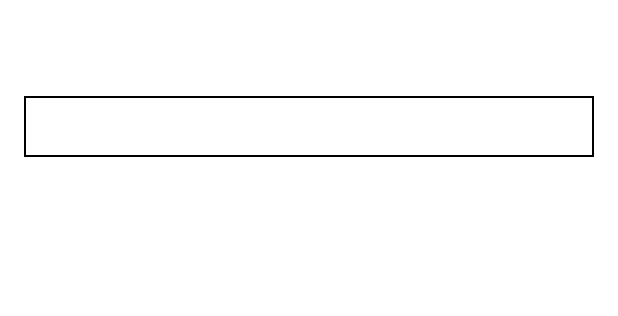
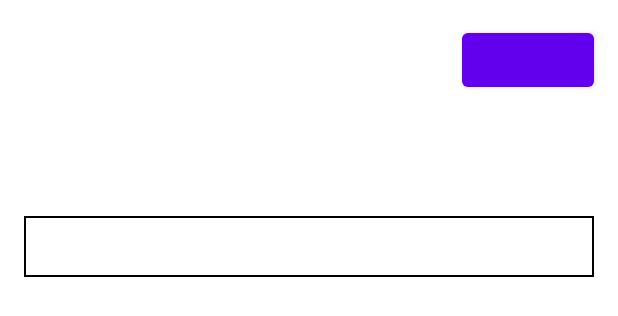
Before and after one commit to nex5turbo/Challenge, an Android app: the layout activity_diary.xml on its own in the app's theme, with its tools: preview values and no code run, on a phone screen of 412 x 824 dp. Shown: the top 316 px of the screen. Run offline under Robolectric (Android 15) with nearby library versions, the phone set to English and light mode, and no system bars.

Commit message:
DiaryActivity.kt 에서 아이템 삭제버튼 추가

```diff
--- a/app/src/main/java/com/young/challenge/adapter/ListDetailRecyclerAdapter.kt
+++ b/app/src/main/java/com/young/challenge/adapter/ListDetailRecyclerAdapter.kt
@@ -17,11 +17,11 @@ import com.young.challenge.ui.DiaryActivity
 import com.young.challenge.ui.ListDetailActivity
 import com.young.challenge.ui.ListDetailViewModel
 import com.young.challenge.utils.Constants.APP_NAME
+import com.young.challenge.utils.Constants.DIARY_MODIFY_CODE
 import com.young.challenge.utils.Display.deviceWidth
 import java.io.File
 
 class ListDetailRecyclerAdapter(private val listItem: ChallengeList, val viewModel: ListDetailViewModel, val activity: ListDetailActivity): RecyclerView.Adapter<ListDetailRecyclerAdapter.MyViewHolder>() {
-    private val DIARY_MODIFY_CODE = 1003
     private var items: List<ChallengeItem> = listOf()
 
     lateinit var binding: ListDetailItemBinding
@@ -67,6 +67,7 @@ class ListDetailRecyclerAdapter(private val listItem: ChallengeList, val viewMod
             val intent = Intent(holder.itemView.context, DiaryActivity::class.java)
             intent.putExtra("path", path)
             intent.putExtra("data", items[position])
+            intent.putExtra("code", DIARY_MODIFY_CODE)
             activity.startActivityForResult(intent, DIARY_MODIFY_CODE)
         }
     }
--- a/app/src/main/java/com/young/challenge/ui/ListDetailViewModel.kt
+++ b/app/src/main/java/com/young/challenge/ui/ListDetailViewModel.kt
@@ -26,7 +26,7 @@ class ListDetailViewModel(application: Application): AndroidViewModel(applicatio
     private var _challengeDate: MutableLiveData<String> = MutableLiveData("")
     val challengeDate: LiveData<String> = _challengeDate
 
-    private var _noResultVisibility: MutableLiveData<Int> = MutableLiveData()
+    private var _noResultVisibility: MutableLiveData<Int> = MutableLiveData(View.GONE)
     val noResultVisibility: LiveData<Int> = _noResultVisibility
 
     fun setItemList(item: ChallengeList) {
--- a/app/src/main/java/com/young/challenge/utils/Constants.kt
+++ b/app/src/main/java/com/young/challenge/utils/Constants.kt
@@ -2,4 +2,8 @@ package com.young.challenge.utils
 
 object Constants {
     const val APP_NAME = "ChallengeCamera"
+
+    const val CAMERA_CODE = 1001
+    const val DIARY_CODE = 1002
+    const val DIARY_MODIFY_CODE = 1003
 }
--- a/app/src/main/res/layout/activity_diary.xml
+++ b/app/src/main/res/layout/activity_diary.xml
@@ -7,9 +7,16 @@
         <RelativeLayout
             android:layout_width="match_parent"
             android:layout_height="wrap_content">
+            <Button
+                android:id="@+id/itemDeleteButton"
+                android:layout_alignParentTop="true"
+                android:layout_alignParentEnd="true"
+                android:layout_margin="16dp"
+                android:layout_width="wrap_content"
+                android:layout_height="wrap_content"/>
             <ImageView
                 android:id="@+id/diaryImageView"
-                android:layout_alignParentTop="true"
+                android:layout_below="@id/itemDeleteButton"
                 android:layout_centerHorizontal="true"
                 android:layout_margin="16dp"
                 android:layout_width="wrap_content"
```
Also changed, not shown: app/src/main/java/com/young/challenge/ui/AddChallengeActivity.kt (+19 -0 lines), app/src/main/java/com/young/challenge/ui/DiaryActivity.kt (+12 -0 lines), app/src/main/java/com/young/challenge/ui/ListDetailActivity.kt (+4 -4 lines).
